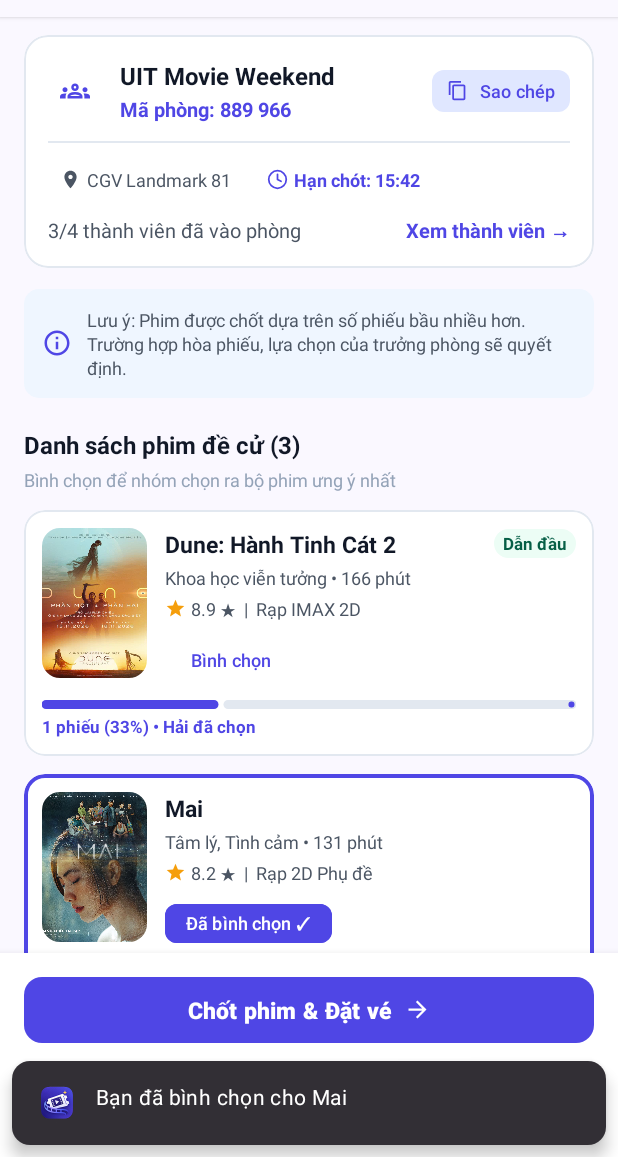
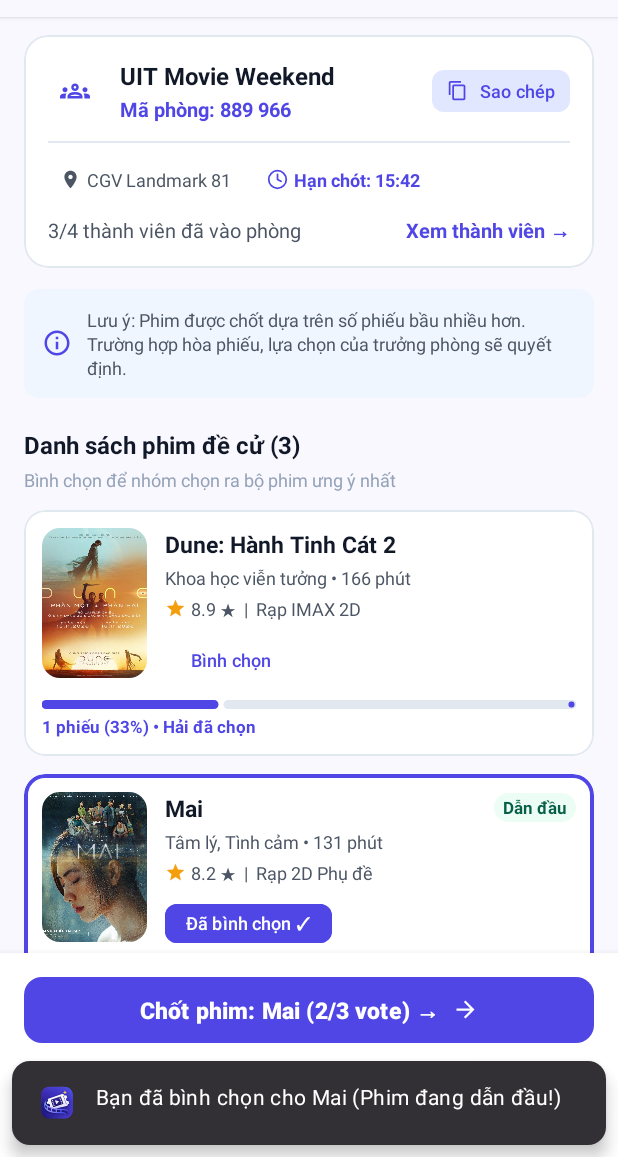
Before and after one commit to TruongCongMinhHai/UngDungQuanLyDatVeXemPhim, an Android app: the VotingRoomFragment screen opened through its navigation route, after a tap on "Bình chọn", on a phone screen of 412 x 824 dp, the part 79-1236 px from its top. Run offline under Robolectric (Android 15) with nearby library versions, the phone set to English and light mode, and no system bars; our stand-ins replace navigation-ui.

Commit message:
feat(cinetogether): tinh toan phim thang cuoc theo phieu bau va truyen sang man xac nhan

```diff
--- a/CineNow/app/src/main/java/com/ute/cinenow/ui/cinetogether/VotingRoomFragment.kt
+++ b/CineNow/app/src/main/java/com/ute/cinenow/ui/cinetogether/VotingRoomFragment.kt
@@ -9,6 +9,7 @@ import android.view.LayoutInflater
 import android.view.View
 import android.view.ViewGroup
 import androidx.core.content.ContextCompat
+import androidx.core.os.bundleOf
 import androidx.fragment.app.Fragment
 import androidx.navigation.fragment.findNavController
 import com.ute.cinenow.R
@@ -20,7 +21,7 @@ class VotingRoomFragment : Fragment() {
     private var _binding: FragmentVotingRoomBinding? = null
     private val binding get() = _binding!!
 
-    // Trạng thái vote hiện tại của user (1: Dune 2, 2: Mai, 3: Gia tài của ngoại)
+    // Trạng thái bình chọn của Trưởng phòng (User): 1: Dune 2, 2: Mai, 3: Ngoại
     private var myVotedMovieId = 1
 
     override fun onCreateView(
@@ -41,7 +42,6 @@ class VotingRoomFragment : Fragment() {
     }
 
     private fun setupHeader() {
-        // Sử dụng thuộc tính onBackClick chuẩn của CineHeader
         binding.header.onBackClick = {
             findNavController().navigateUp()
         }
@@ -64,12 +64,14 @@ class VotingRoomFragment : Fragment() {
             findNavController().navigate(R.id.roomMembersBottomSheet)
         }
 
-        // Mở Màn #29: ConfirmVoteBottomSheet (Xác nhận chốt phim)
+        // Mở Màn #29: ConfirmVoteBottomSheet (Truyền mã phim chiến thắng)
         binding.btnConfirmVote.setOnClickListener {
-            findNavController().navigate(R.id.confirmVoteBottomSheet)
+            val winningKey = getWinningMovieKey()
+            val bundle = bundleOf("winning_movie" to winningKey)
+            findNavController().navigate(R.id.confirmVoteBottomSheet, bundle)
         }
 
-        // Tương tác đổi phiếu bầu
+        // Bấm chọn Phim 1: Dune 2
         binding.btnVoteMovie1.setOnClickListener {
             if (myVotedMovieId != 1) {
                 myVotedMovieId = 1
@@ -78,20 +80,35 @@ class VotingRoomFragment : Fragment() {
             }
         }
 
+        // Bấm chọn Phim 2: Mai
         binding.btnVoteMovie2.setOnClickListener {
             if (myVotedMovieId != 2) {
                 myVotedMovieId = 2
                 updateVoteUI()
-                showCineMessage("Bạn đã bình chọn cho Mai")
+                showCineMessage("Bạn đã bình chọn cho Mai (Phim đang dẫn đầu!)")
             }
         }
 
+        // Bấm chọn Phim 3: Gia Tài Của Ngoại
         binding.btnVoteMovie3.setOnClickListener {
             if (myVotedMovieId != 3) {
                 myVotedMovieId = 3
                 updateVoteUI()
-                showCineMessage("Bạn đã bình chọn cho Gia Tài Của Ngoại")
+                showCineMessage("Hòa phiếu! Lựa chọn của bạn (Trưởng phòng) sẽ quyết định.")
             }
+        }
+    }
+
+    /**
+     * Xác định phim chiến thắng dựa trên quy tắc:
+     * - Phim có nhiều phiếu bầu hơn.
+     * - Nếu hòa phiếu (mỗi phim 1 phiếu), lựa chọn của Trưởng phòng (myVotedMovieId) quyết định.
+     */
+    private fun getWinningMovieKey(): String {
+        return when (myVotedMovieId) {
+            2 -> "mai"      // Mai 2 phiếu (Bạn + Nguyên), Dune 1 phiếu -> Mai thắng
+            3 -> "ngoai"    // Hòa (Dune 1, Mai 1, Ngoại 1) -> Trưởng phòng chọn Ngoại -> Ngoại thắng
+            else -> "dune"  // Dune 2 phiếu (Bạn + Hải), Mai 1 phiếu -> Dune thắng
         }
     }
 
@@ -100,7 +117,7 @@ class VotingRoomFragment : Fragment() {
         val outlineColor = ContextCompat.getColor(requireContext(), R.color.cinenow_outline)
         val whiteColor = ContextCompat.getColor(requireContext(), R.color.cinenow_white)
 
-        // Phim 1 (Dune 2)
+        // Phim 1: Dune 2
         if (myVotedMovieId == 1) {
             binding.cardMovie1.strokeColor = primaryColor
             binding.cardMovie1.strokeWidth = 4
@@ -109,6 +126,7 @@ class VotingRoomFragment : Fragment() {
             binding.btnVoteMovie1.setTextColor(whiteColor)
             binding.progressMovie1.progress = 67
             binding.tvVotesMovie1.text = "2 phiếu (67%) • Bạn, Hải đã chọn"
+            binding.tvLeaderMovie1.visibility = View.VISIBLE
         } else {
             binding.cardMovie1.strokeColor = outlineColor
             binding.cardMovie1.strokeWidth = 2
@@ -117,9 +135,10 @@ class VotingRoomFragment : Fragment() {
             binding.btnVoteMovie1.setTextColor(primaryColor)
             binding.progressMovie1.progress = 33
             binding.tvVotesMovie1.text = "1 phiếu (33%) • Hải đã chọn"
+            binding.tvLeaderMovie1.visibility = View.GONE
         }
 
-        // Phim 2 (Mai)
+        // Phim 2: Mai
         if (myVotedMovieId == 2) {
             binding.cardMovie2.strokeColor = primaryColor
             binding.cardMovie2.strokeWidth = 4
@@ -128,6 +147,7 @@ class VotingRoomFragment : Fragment() {
             binding.btnVoteMovie2.setTextColor(whiteColor)
             binding.progressMovie2.progress = 67
             binding.tvVotesMovie2.text = "2 phiếu (67%) • Bạn, Nguyên đã chọn"
+            binding.tvLeaderMovie2.visibility = View.VISIBLE
         } else {
             binding.cardMovie2.strokeColor = outlineColor
             binding.cardMovie2.strokeWidth = 2
@@ -136,9 +156,10 @@ class VotingRoomFragment : Fragment() {
             binding.btnVoteMovie2.setTextColor(primaryColor)
             binding.progressMovie2.progress = 33
             binding.tvVotesMovie2.text = "1 phiếu (33%) • Nguyên đã chọn"
+            binding.tvLeaderMovie2.visibility = View.GONE
         }
 
-        // Phim 3 (Gia Tài Của Ngoại)
+        // Phim 3: Gia Tài Của Ngoại
         if (myVotedMovieId == 3) {
             binding.cardMovie3.strokeColor = primaryColor
             binding.cardMovie3.strokeWidth = 4
@@ -147,6 +168,9 @@ class VotingRoomFragment : Fragment() {
             binding.btnVoteMovie3.setTextColor(whiteColor)
             binding.progressMovie3.progress = 33
             binding.tvVotesMovie3.text = "1 phiếu (33%) • Bạn đã chọn"
+            // Khi hòa phiếu (1-1-1), hiển thị badge ưu tiên trưởng phòng
+            binding.tvLeaderMovie3.visibility = View.VISIBLE
+            binding.tvLeaderMovie3.text = "Trưởng phòng chọn"
         } else {
             binding.cardMovie3.strokeColor = outlineColor
             binding.cardMovie3.strokeWidth = 2
@@ -155,7 +179,16 @@ class VotingRoomFragment : Fragment() {
             binding.btnVoteMovie3.setTextColor(primaryColor)
             binding.progressMovie3.progress = 0
             binding.tvVotesMovie3.text = "0 phiếu (0%)"
+            binding.tvLeaderMovie3.visibility = View.GONE
         }
+
+        // Cập nhật text trên nút chốt phim
+        val winningMovieName = when (myVotedMovieId) {
+            2 -> "Mai (2/3 vote)"
+            3 -> "Gia Tài Của Ngoại (Hòa - Quyết định)"
+            else -> "Dune 2 (2/3 vote)"
+        }
+        binding.btnConfirmVote.text = "Chốt phim: $winningMovieName →"
     }
 
     override fun onDestroyView() {
```
